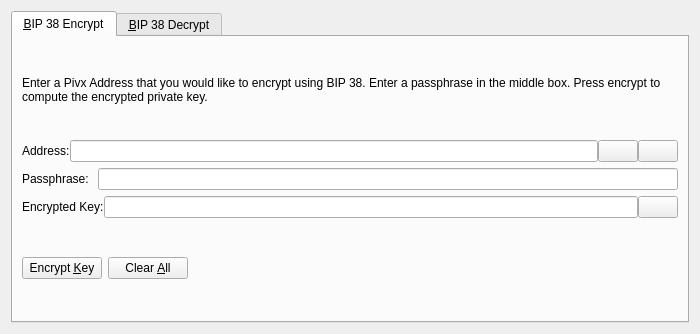
scryptachain/scrypta, file src/qt/forms/bip38tooldialog.ui: the form before one commit.
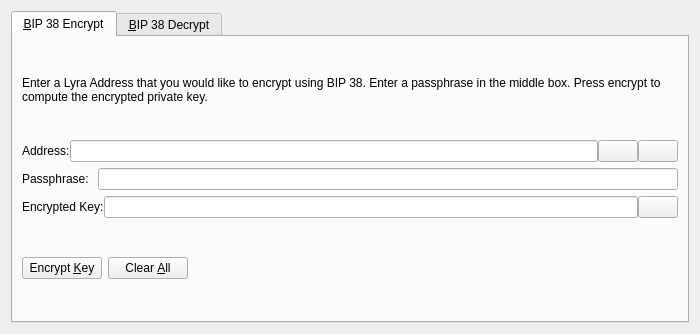
The form after the commit. The open tabs and pages were chosen to show the change. Icons and pictures are not drawn. Custom widgets are drawn as their Qt base class.

Diff of the .ui file:
```diff
--- a/src/qt/forms/bip38tooldialog.ui
+++ b/src/qt/forms/bip38tooldialog.ui
@@ -30,7 +30,7 @@
        <item>
         <widget class="QLabel" name="infoLabel_ENC">
          <property name="text">
-          <string>Enter a Pivx Address that you would like to encrypt using BIP 38. Enter a passphrase in the middle box. Press encrypt to compute the encrypted private key.</string>
+          <string>Enter a Lyra Address that you would like to encrypt using BIP 38. Enter a passphrase in the middle box. Press encrypt to compute the encrypted private key.</string>
          </property>
          <property name="textFormat">
           <enum>Qt::PlainText</enum>
```
Left out of the diff: 24 changed lines with no effect on the pictures.
